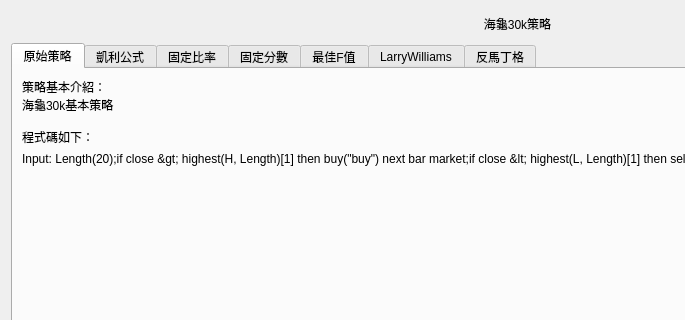
Old version of the form Turtle30k_Strategies_UI.ui in the repository allen93075/Winner; both pictures show x 0 to 685 and y 0 to 320 of the 1195 by 536 pixel window.
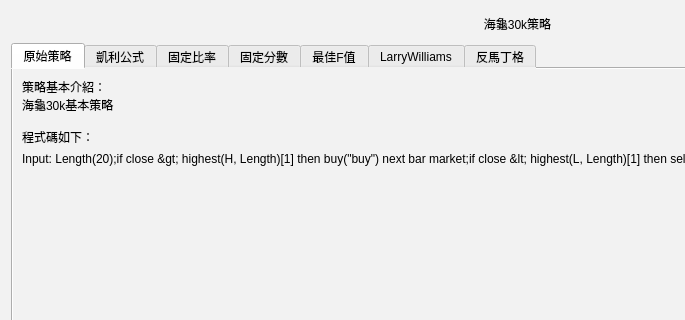
New version of the form.

Patch:
```diff
--- a/Turtle30k_Strategies_UI.ui
+++ b/Turtle30k_Strategies_UI.ui
@@ -13,6 +13,9 @@
   <property name="windowTitle">
    <string>Form</string>
   </property>
+  <property name="styleSheet">
+   <string notr="true">background-color: rgb(242, 242, 242);</string>
+  </property>
   <layout class="QGridLayout" name="gridLayout">
    <item row="0" column="1">
     <widget class="QPushButton" name="pushButton">
```
